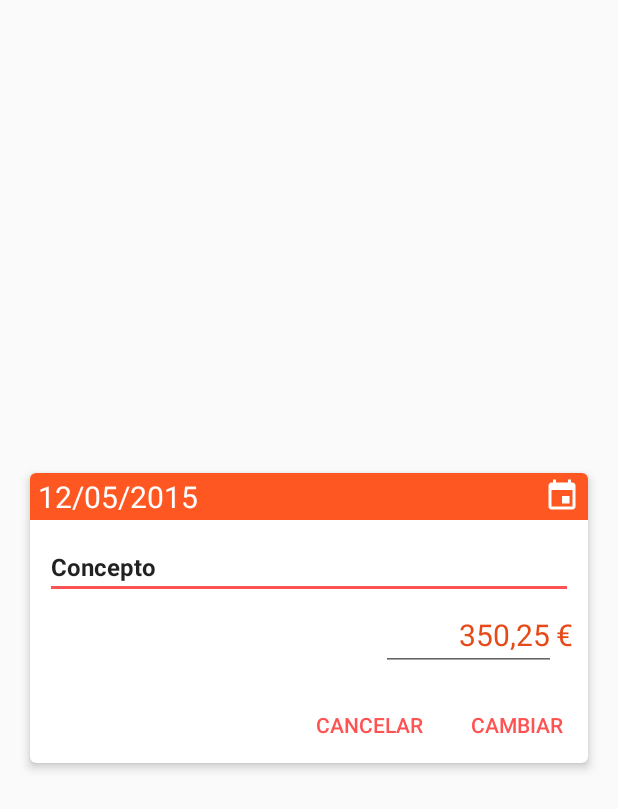
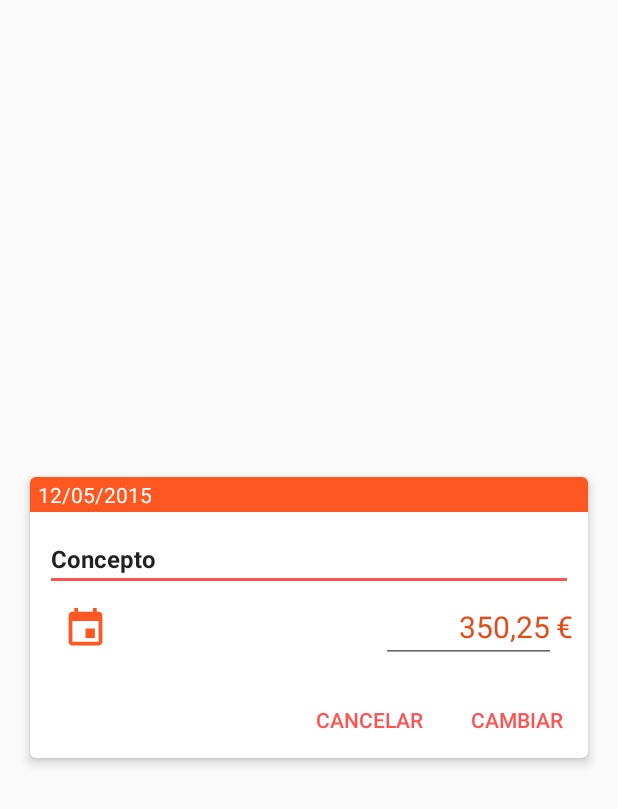
Before and after one commit to MelerosPaw/DeudApp, an Android app: the layout dialog_editar_deuda.xml on its own in the app's theme, with its tools: preview values and no code run, on a phone screen of 412 x 824 dp. Shown: the top 809 px of the screen. Run offline under Robolectric (Android 15) with nearby library versions, the phone set to English and light mode, and no system bars.

```diff
--- a/app/src/main/java/melerospaw/deudapp/data/GestorDatos.java
+++ b/app/src/main/java/melerospaw/deudapp/data/GestorDatos.java
@@ -251,7 +251,7 @@ public class GestorDatos {
         }
 
         // Si se le mete la nueva Entidad a la colección de la persona, parece que después,
-        // cuando se se guarda la Entidad, el objeto Persona se actualiza y contiene la que
+        // cuando se guarda la Entidad, el objeto Persona se actualiza y contiene la que
         // hemos metido y la que hemos guardado en la base de datos. Por eso, cuando luego
         // guardamos la persona, aparecen las Entidades duplicadas.
         // Si se guarda la persona con el objeto nuevo, no se guarda la Entidad en la base de
@@ -260,7 +260,6 @@ public class GestorDatos {
 
         for (Entidad entidad : entidades) {
             entidad.setPersona(persona);
-            entidad.setFecha(Calendar.getInstance().getTime());
         }
 
         boolean entidadesCreadas = nuevasEntidades(entidades);
--- /dev/null
+++ b/app/src/main/res/drawable/ic_fecha_gris.xml
@@ -0,0 +1,10 @@
+<vector xmlns:android="http://schemas.android.com/apk/res/android"
+        android:width="30dp"
+        android:height="30dp"
+        android:viewportWidth="24.0"
+        android:viewportHeight="24.0">
+
+    <path
+        android:fillColor="@color/colorPrimary"
+        android:pathData="M17,12h-5v5h5v-5zM16,1v2L8,3L8,1L6,1v2L5,3c-1.11,0 -1.99,0.9 -1.99,2L3,19c0,1.1 0.89,2 2,2h14c1.1,0 2,-0.9 2,-2L21,5c0,-1.1 -0.9,-2 -2,-2h-1L18,1h-2zM19,19L5,19L5,8h14v11z"/>
+</vector>
--- a/app/src/main/res/layout-v21/menu_contextual_persona_layout.xml
+++ b/app/src/main/res/layout-v21/menu_contextual_persona_layout.xml
@@ -10,9 +10,8 @@
         android:layout_width="match_parent"
         android:layout_height="wrap_content"
         android:gravity="center"
-        android:maxLines="1"
         android:paddingBottom="16dp"
-        android:paddingEnd="100dp"
+        android:paddingEnd="16dp"
         android:paddingStart="16dp"
         android:paddingTop="16dp"
         android:textSize="20sp"
--- a/app/src/main/res/layout/dialog_editar_deuda.xml
+++ b/app/src/main/res/layout/dialog_editar_deuda.xml
@@ -1,20 +1,20 @@
 <?xml version="1.0" encoding="utf-8"?>
 <FrameLayout xmlns:android="http://schemas.android.com/apk/res/android"
+    xmlns:app="http://schemas.android.com/apk/res-auto"
     xmlns:tools="http://schemas.android.com/tools"
-    xmlns:app="http://schemas.android.com/apk/res-auto"
     android:id="@+id/flRoot"
-    android:animateLayoutChanges="true"
     android:layout_width="match_parent"
-    android:layout_height="match_parent" >
+    android:layout_height="match_parent"
+    android:animateLayoutChanges="true">
 
     <android.support.v7.widget.CardView
         android:layout_width="match_parent"
         android:layout_height="wrap_content"
+        android:layout_gravity="center"
         android:layout_marginBottom="5dp"
         android:layout_marginLeft="20dp"
         android:layout_marginRight="20dp"
         android:layout_marginTop="5dp"
-        android:layout_gravity="center"
         android:orientation="vertical"
         app:cardCornerRadius="4dp"
         app:cardElevation="4dp">
@@ -34,8 +34,6 @@
                     android:layout_width="match_parent"
                     android:layout_height="wrap_content"
                     android:background="@color/colorPrimary"
-                    android:drawableEnd="@drawable/ic_fecha"
-                    android:drawableRight="@drawable/ic_fecha"
                     android:drawablePadding="10dp"
                     android:paddingBottom="2dp"
                     android:paddingEnd="5dp"
@@ -44,7 +42,6 @@
                     android:paddingStart="5dp"
                     android:paddingTop="2dp"
                     android:textColor="@android:color/white"
-                    android:textSize="20sp"
                     tools:text="12/05/2015" />
 
                 <LinearLayout
@@ -57,27 +54,41 @@
                         android:id="@+id/etConcepto"
                         android:layout_width="match_parent"
                         android:layout_height="wrap_content"
-                        android:textSize="@dimen/text_size_detalle_entidad"
                         android:inputType="text"
                         android:maxLines="1"
+                        android:textSize="@dimen/text_size_detalle_entidad"
                         android:textStyle="bold"
                         tools:text="Concepto" />
+
+                    <FrameLayout
+                        android:layout_width="match_parent"
+                        android:layout_height="wrap_content">
+
+                        <ImageButton
+                            android:id="@+id/ibCambiarFecha"
+                            style="@style/Widget.AppCompat.Button.Borderless"
+                            android:minWidth="0dp"
+                            android:layout_width="wrap_content"
+                            android:layout_height="wrap_content"
+                            android:layout_gravity="start"
+                            app:srcCompat="@drawable/ic_fecha_gris" />
 
                         <LinearLayout
                             android:layout_width="wrap_content"
                             android:layout_height="wrap_content"
-                        android:layout_gravity="end">
+                            android:layout_gravity="end"
+                            android:orientation="horizontal">
 
                             <EditText
                                 android:id="@+id/etCantidad"
                                 android:layout_width="wrap_content"
                                 android:layout_height="wrap_content"
+                                android:digits="1234567890.,"
+                                android:ems="5"
+                                android:gravity="end"
                                 android:inputType="numberDecimal"
                                 android:lines="1"
                                 android:maxLines="1"
-                            android:ems="5"
-                            android:digits="1234567890.,"
-                            android:gravity="end"
                                 android:textColor="@color/colorPrimaryDark"
                                 android:textSize="20sp"
                                 tools:text="350,25" />
@@ -91,6 +102,8 @@
 
                         </LinearLayout>
 
+                    </FrameLayout>
+
                 </LinearLayout>
 
             </LinearLayout>
@@ -99,7 +112,7 @@
                 android:layout_width="match_parent"
                 android:layout_height="wrap_content"
                 android:gravity="end"
-                android:orientation="horizontal" >
+                android:orientation="horizontal">
 
                 <Button
                     android:id="@+id/btnCancelar"
--- a/app/src/main/res/layout/item_deuda_layout.xml
+++ b/app/src/main/res/layout/item_deuda_layout.xml
@@ -79,7 +79,6 @@
                 android:layout_height="wrap_content"
                 android:layout_marginBottom="1dp"
                 android:background="@drawable/ripple_basic"
-                android:textColor="@color/colorPrimary"
                 android:drawableLeft="@android:drawable/ic_menu_add"
                 android:drawablePadding="10dp"
                 android:drawableStart="@android:drawable/ic_menu_add"
@@ -91,6 +90,7 @@
                 android:paddingStart="10dp"
                 android:paddingTop="4dp"
                 android:text="@string/aumentar_deuda"
+                android:textColor="@color/colorPrimary"
                 android:textSize="@dimen/text_size_detalle_entidad" />
 
             <TextView
@@ -99,7 +99,6 @@
                 android:layout_height="wrap_content"
                 android:layout_marginBottom="1dp"
                 android:background="@drawable/ripple_basic"
-                android:textColor="@color/colorPrimary"
                 android:drawableLeft="@android:drawable/ic_menu_camera"
                 android:drawablePadding="10dp"
                 android:drawableStart="@android:drawable/ic_menu_camera"
@@ -111,6 +110,7 @@
                 android:paddingStart="10dp"
                 android:paddingTop="4dp"
                 android:text="@string/descontar_deuda"
+                android:textColor="@color/colorPrimary"
                 android:textSize="@dimen/text_size_detalle_entidad" />
 
             <TextView
@@ -118,7 +118,6 @@
                 android:layout_width="match_parent"
                 android:layout_height="wrap_content"
                 android:background="@drawable/ripple_basic"
-                android:textColor="@color/colorPrimary"
                 android:drawableLeft="@android:drawable/ic_menu_close_clear_cancel"
                 android:drawablePadding="10dp"
                 android:drawableStart="@android:drawable/ic_menu_close_clear_cancel"
@@ -130,6 +129,7 @@
                 android:paddingStart="10dp"
                 android:paddingTop="4dp"
                 android:text="@string/cancelar_deuda"
+                android:textColor="@color/colorPrimary"
                 android:textSize="@dimen/text_size_detalle_entidad" />
 
 
--- a/app/src/main/res/layout/menu_contextual_persona_layout.xml
+++ b/app/src/main/res/layout/menu_contextual_persona_layout.xml
@@ -11,14 +11,14 @@
         android:layout_height="wrap_content"
         android:gravity="center"
         android:paddingBottom="16dp"
-        android:paddingEnd="100dp"
+        android:paddingEnd="16dp"
         android:paddingLeft="16dp"
         android:paddingRight="100dp"
         android:paddingStart="16dp"
         android:paddingTop="16dp"
         android:textSize="20sp"
         android:textStyle="bold"
-        tools:text="Título" />
+        tools:text="Nombre de la persona" />
 
     <TextView
         android:id="@+id/tv_ver"
--- a/app/src/main/res/values/strings.xml
+++ b/app/src/main/res/values/strings.xml
@@ -77,5 +77,11 @@
     <string name="problema_guardar_deuda">Se ha producido un problema al guardar la deuda</string>
     <string name="fecha_deuda">Fecha de la deuda</string>
     <string name="datepicker_dialog_mensaje">¿Cuándo se contrajo la deuda?</string>
+    <string name="nombre_repetido">%1$s ya tiene una deuda con el concepto %2$s</string>
+    <string name="deudas_repetidas">Deudas repetidas</string>
+    <string name="deuda_repetida">Deuda repetida</string>
+    <string name="aceptar">Aceptar</string>
+    <string name="ya_tiene_una_deuda">%1$s ya tiene una deuda con el concepto \"%2$s\".</string>
+    <string name="ya_tiene_varias_deudas">%1$s ya tiene deudas con estos conceptos:\n\n"</string>
 
 </resources>
```
Also changed, not shown: app/src/main/java/melerospaw/deudapp/iu/activities/ActivityDetallePersona.java (+10 -4 lines), app/src/main/java/melerospaw/deudapp/iu/activities/ActivityNuevasEntidades.java (+9 -7 lines), app/src/main/java/melerospaw/deudapp/iu/dialogs/DialogEditarDeuda.kt (+23 -17 lines), app/src/main/java/melerospaw/deudapp/modelo/Entidad.java (+11 -1 lines), app/src/main/java/melerospaw/deudapp/utils/ExtensionFunctions.kt (+11 -1 lines), app/src/main/res/layout/dialog_time_picker.xml (+2 -21 lines). Lines whose indentation alone changed are shown as unchanged.
